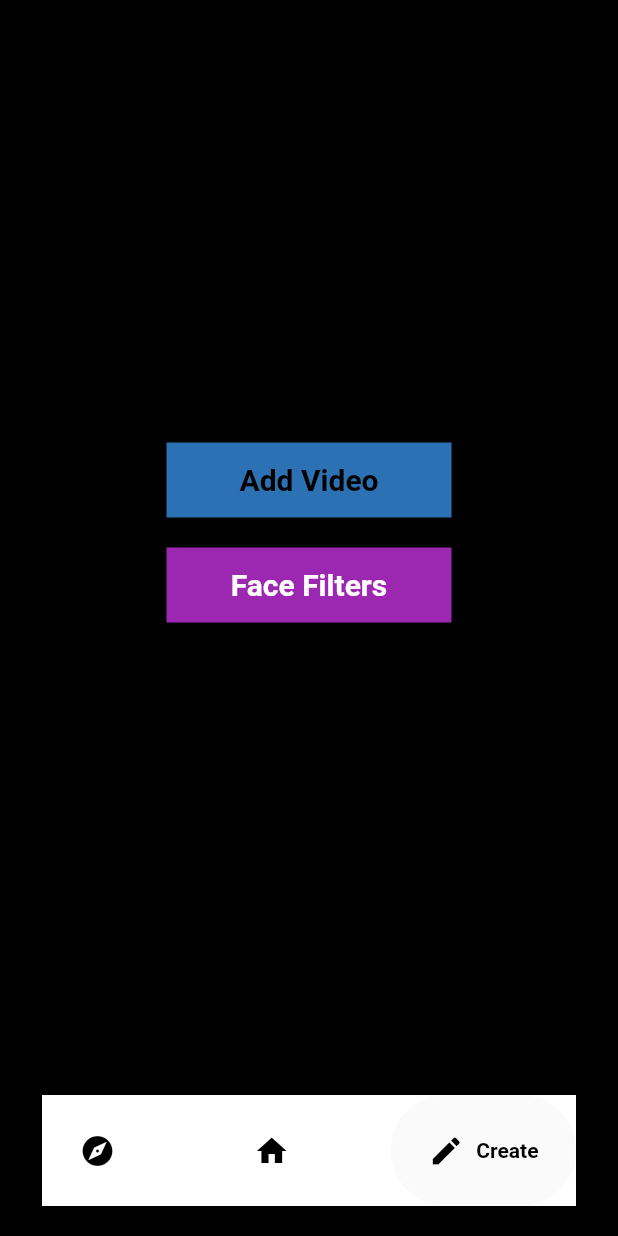
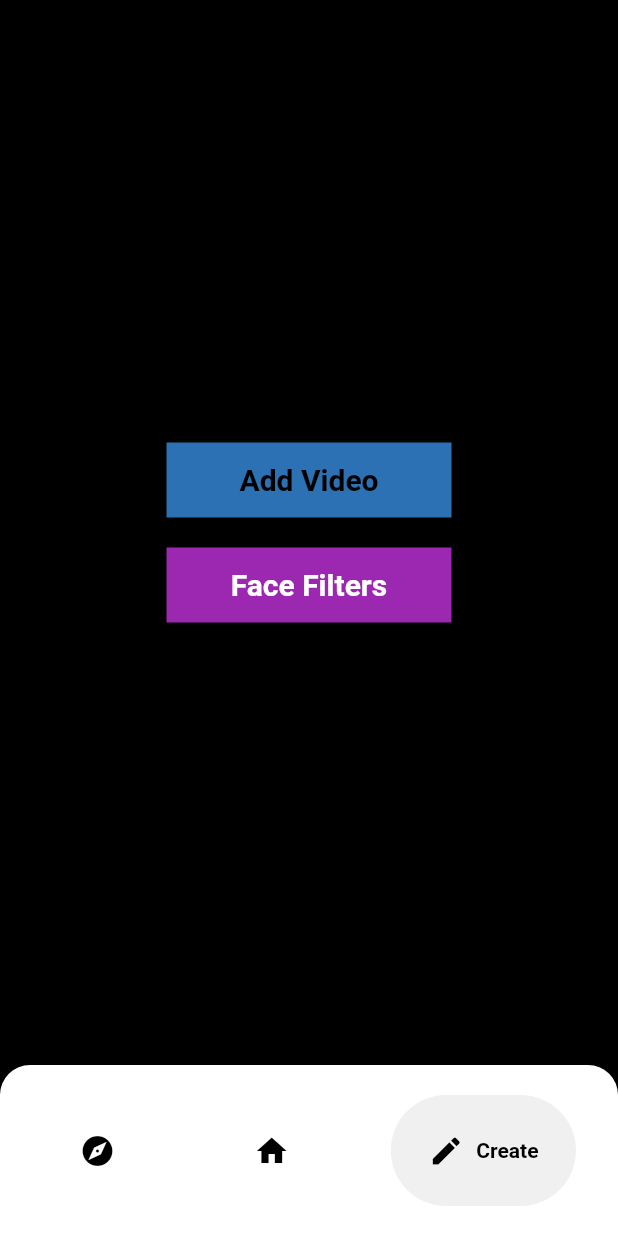
Before and after one commit to hunterjreid/Vibe, a Flutter app: the screen it shows once a user with an empty profile is signed in, item 3 of the bottom bar chosen, on a phone screen of 412 x 824 dp. Run offline on Flutter 3.47's test engine with Material 2 defaults, Android fonts, the phone set to English and light mode, and no system bars; drawn by our look-alikes of google_nav_bar; our stand-ins replace cached_network_image, camera, cloud_firestore, firebase_auth, firebase_core, firebase_storage and 4 more; missing offline and left inert: video_compress; accounts and stored records are empty.

Commit message:
bug fixes

```diff
--- a/lib/models/video.dart
+++ b/lib/models/video.dart
@@ -1,4 +1,6 @@
 import 'package:cloud_firestore/cloud_firestore.dart';
+
+
 
 class Video {
   String username;
@@ -42,6 +44,7 @@ class Video {
       };
 
   static Video fromSnap(DocumentSnapshot snap) {
+
     var snapshot = snap.data() as Map<String, dynamic>;
 
     return Video(
--- a/lib/views/screens/home_screen.dart
+++ b/lib/views/screens/home_screen.dart
@@ -17,7 +17,13 @@ class _HomeScreenState extends State<HomeScreen> {
   Widget build(BuildContext context) {
     return Scaffold(
    bottomNavigationBar: Container(
-        color: Colors.black12,
+  decoration: BoxDecoration(
+    borderRadius: BorderRadius.only(
+      topLeft: Radius.circular(20),
+      topRight: Radius.circular(20),
+    ),
+    color: Color.fromARGB(255, 255, 255, 255),
+  ),
   child: Padding(
     padding: const EdgeInsets.symmetric(horizontal: 28.0, vertical: 20),
     child: GNav(
@@ -29,8 +35,8 @@ class _HomeScreenState extends State<HomeScreen> {
       },
       backgroundColor: Color.fromARGB(255, 255, 255, 255),
       color: Color.fromARGB(255, 0, 0, 0),
-            activeColor: Colors.black,
-            tabBackgroundColor: Color.fromARGB(255, 250, 250, 250),
+      activeColor: Color.fromARGB(255, 0, 0, 0),
+      tabBackgroundColor: Color.fromARGB(255, 240, 240, 240),
       tabs: [
         GButton(
           icon: Icons.explore,
@@ -48,41 +54,6 @@ class _HomeScreenState extends State<HomeScreen> {
     ),
   ),
 ),
-
-      // bottomNavigationBar: BottomNavigationBar(
-      //   onTap: (idx) {
-      //     setState(() {
-      //       pageIdx = idx;
-      //     });
-      //   },
-      //   type: BottomNavigationBarType.fixed,
-      //   backgroundColor: backgroundColor,
-      //   selectedItemColor: Color.fromARGB(255, 214, 40, 147),
-      //   unselectedItemColor: Colors.white,
-      //   currentIndex: pageIdx,
-      //   items: const [
-      //     BottomNavigationBarItem(
-      //       icon: Icon(Icons.home, size: 30),
-      //       label: 'Home',
-      //     ),
-      //     BottomNavigationBarItem(
-      //       icon: Icon(Icons.search, size: 30),
-      //       label: 'Search',
-      //     ),
-      //     BottomNavigationBarItem(
-      //       icon: CustomIcon(),
-      //       label: '',
-      //     ),
-      //     BottomNavigationBarItem(
-      //       icon: Icon(Icons.message, size: 30),
-      //       label: 'Messages',
-      //     ),
-      //     BottomNavigationBarItem(
-      //       icon: Icon(Icons.person, size: 30),
-      //       label: 'Profile',
-      //     ),
-      //   ],
-      // ),
 body: pages[pageIdx],
     );
   }
```
Also changed, not shown: lib/views/screens/video_screen.dart (+19 -5 lines). Lines whose indentation alone changed are shown as unchanged.
